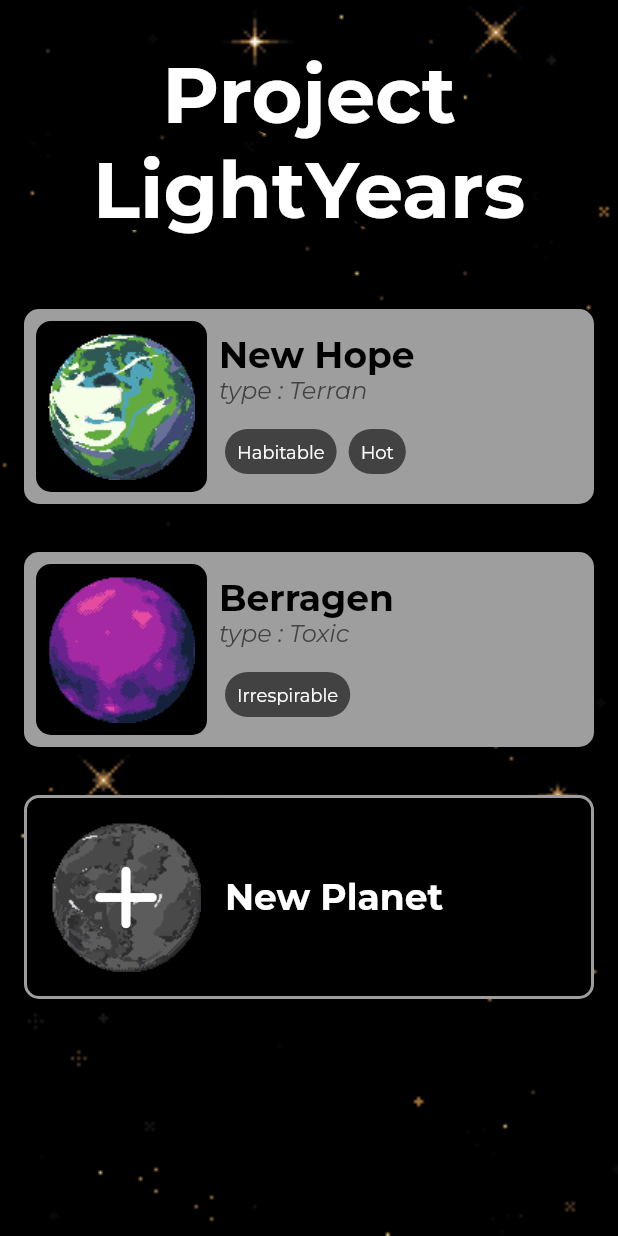
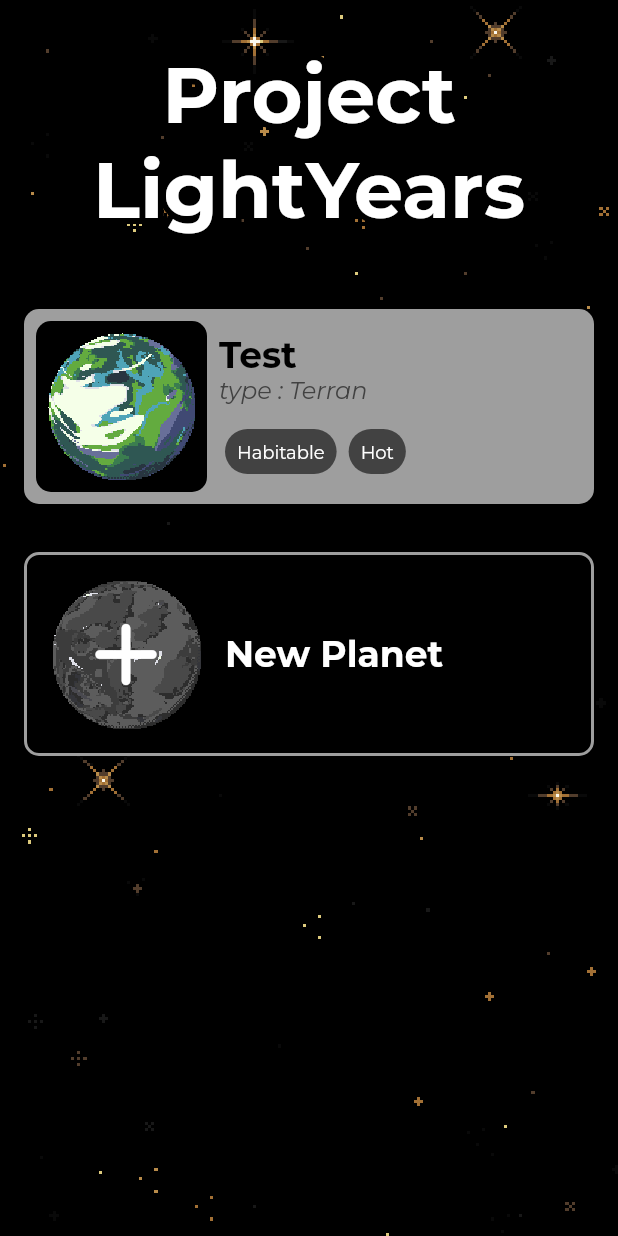
Before and after one commit to FBanitz/project_lightyears, a Flutter app: the screen it shows after launch, after a tap on "New Planet", on a phone screen of 412 x 824 dp. Run offline on Flutter 3.47's test engine with Material 2 defaults, Android fonts, the phone set to English and light mode, and no system bars; our stand-ins replace get, google_fonts, hive, hive_flutter; accounts and stored records are empty.

Commit message:
added Hive implementation
- modified planet, hazard and planet arcetype to generate ther hive addapters
- added a planet screen prototype
- modified planet list and planet item to work with hive
- changed scrollbar color to see it (was black on a black background)

```diff
--- a/lib/archetypes/planet/planet_archetype.dart
+++ b/lib/archetypes/planet/planet_archetype.dart
@@ -1,10 +1,26 @@
+import 'package:hive_flutter/hive_flutter.dart';
 import 'package:project_lightyears/archetypes/hazard/hazard.dart';
 import 'package:project_lightyears/models/hazard.dart';
+
+part 'planet_archetype.g.dart';
+
+@HiveType(typeId: 2)
+enum planetArchetypesEnum {
+  @HiveField(0)
+  terran,
+  @HiveField(1)
+  toxic,
+  @HiveField(2)
+  barren,
+  @HiveField(3)
+  water,
+  @HiveField(4)
+  undefined
+}
 
 class PlanetArchetype {
   PlanetArchetype({
     required this.title,
-    required this.type,
     this.descritption = "",
     required this.planetIcons,
     required this.hazards,
@@ -12,19 +28,15 @@ class PlanetArchetype {
   });
 
   final String title;
-  final planetArchetypesEnum type;
   final String descritption;
   final List<String> planetIcons;
   final List<Hazard> hazards;
   final List<Hazard> optionalHazards;
 }
 
-enum planetArchetypesEnum { terran, toxic, barren, water }
-
 class PlanetArchetypes {
   static final PlanetArchetype terran = PlanetArchetype(
     title: "Terran",
-    type: planetArchetypesEnum.terran,
     planetIcons: ["terran_001"],
     hazards: [Hazards.habitable],
     optionalHazards: [Hazards.hot],
@@ -32,7 +44,6 @@ class PlanetArchetypes {
 
   static final PlanetArchetype toxic = PlanetArchetype(
     title: "Toxic",
-    type: planetArchetypesEnum.toxic,
     planetIcons: ["toxic_001"],
     hazards: [Hazards.irrespirable],
     optionalHazards: [Hazards.hot],
@@ -40,7 +51,6 @@ class PlanetArchetypes {
 
   static final PlanetArchetype barren = PlanetArchetype(
     title: "Barren",
-    type: planetArchetypesEnum.barren,
     planetIcons: ["barren_001", "barren_002"],
     hazards: [Hazards.noAtmo],
     optionalHazards: [Hazards.hot, Hazards.extremeHeat],
@@ -48,9 +58,34 @@ class PlanetArchetypes {
 
   static final PlanetArchetype water = PlanetArchetype(
     title: "Water",
-    type: planetArchetypesEnum.water,
     planetIcons: ["watter_001"],
     hazards: [],
     optionalHazards: [Hazards.habitable, Hazards.hot],
   );
+
+  static final PlanetArchetype undefined = PlanetArchetype(
+    title: "? Undefined ?",
+    planetIcons: [],
+    hazards: [],
+    optionalHazards: [Hazards.habitable, Hazards.hot],
+  );
+
+  static PlanetArchetype getFromEnum(planetArchetypesEnum inputEnum) {
+    switch (inputEnum) {
+      case planetArchetypesEnum.terran:
+        return PlanetArchetypes.terran;
+
+      case planetArchetypesEnum.toxic:
+        return PlanetArchetypes.toxic;
+
+      case planetArchetypesEnum.barren:
+        return PlanetArchetypes.barren;
+
+      case planetArchetypesEnum.water:
+        return PlanetArchetypes.water;
+
+      case planetArchetypesEnum.undefined:
+        return PlanetArchetypes.undefined;
+    }
+  }
 }
--- a/lib/main.dart
+++ b/lib/main.dart
@@ -1,8 +1,19 @@
 import 'package:flutter/material.dart';
 import 'package:get/get.dart';
-import 'package:project_lightyears/screens/planet_list.dart';
+import 'package:project_lightyears/models/hazard.dart';
+import 'package:project_lightyears/models/planet.dart';
+import 'package:project_lightyears/screens/planet_list_screen.dart';
+import 'package:project_lightyears/screens/planet_screen.dart';
+import 'package:project_lightyears/archetypes/planet/planet_archetype.dart';
+import 'package:hive_flutter/hive_flutter.dart';
 
-void main() {
+void main() async {
+  Hive
+    ..initFlutter()
+    ..registerAdapter(PlanetAdapter())
+    ..registerAdapter(HazardAdapter())
+    ..registerAdapter(planetArchetypesEnumAdapter());
+  await Hive.openBox<Planet>("planets");
   runApp(const MyApp());
 }
 
@@ -13,10 +24,16 @@ class MyApp extends StatelessWidget {
   @override
   Widget build(BuildContext context) {
     return GetMaterialApp(
+      theme: ThemeData.light().copyWith(
+          scrollbarTheme: const ScrollbarThemeData().copyWith(
+        thumbColor:
+            MaterialStateProperty.all(Colors.grey[500]?.withOpacity(0.25)),
+      )),
       title: 'Project LightYears',
       initialRoute: "/",
       getPages: [
         GetPage(name: '/', page: () => const PlanetListScreen()),
+        GetPage(name: '/planet/:name', page: () => const PlanetScreen()),
       ],
     );
   }
--- a/lib/models/hazard.dart
+++ b/lib/models/hazard.dart
@@ -1,3 +1,8 @@
+import 'package:hive/hive.dart';
+
+part 'hazard.g.dart';
+
+@HiveType(typeId: 1)
 class Hazard {
   Hazard(
       {this.name = "",
@@ -6,9 +11,18 @@ class Hazard {
       this.hazardModifier = 1,
       this.accesModifier = 1});
 
+  @HiveField(0)
   final String name;
+
+  @HiveField(1)
   final String icon;
+
+  @HiveField(2)
   final String description;
+
+  @HiveField(3)
   final double hazardModifier;
+
+  @HiveField(4)
   final double accesModifier;
 }
--- a/lib/models/planet.dart
+++ b/lib/models/planet.dart
@@ -1,16 +1,34 @@
+import 'package:hive/hive.dart';
 import 'package:project_lightyears/archetypes/planet/planet_archetype.dart';
 import 'package:project_lightyears/models/hazard.dart';
 
+part 'planet.g.dart';
+
+@HiveType(typeId: 0)
 class Planet {
   Planet(
-      {this.name = "no name",
-      this.archetype,
+      {this.name = "No name",
+      this.urlName = "no_name",
+      this.archetype = planetArchetypesEnum.undefined,
       this.planetIcon = "terran_001",
       this.infrastructures = const [],
       this.hazards = const []});
+
+  @HiveField(0)
   final String name;
-  final PlanetArchetype? archetype;
+
+  @HiveField(1)
+  final String urlName;
+
+  @HiveField(2)
+  final planetArchetypesEnum archetype;
+
+  @HiveField(3)
   final String planetIcon;
+
+  @HiveField(4)
   final List infrastructures;
+
+  @HiveField(5)
   final List<Hazard> hazards;
 }
--- a/lib/screens/planet_list.dart
+++ /dev/null
@@ -1,81 +0,0 @@
-import 'package:flutter/material.dart';
-import 'package:get/get.dart';
-import 'package:project_lightyears/archetypes/hazard/hazard.dart';
-import 'package:project_lightyears/archetypes/planet/planet_archetype.dart';
-import 'package:project_lightyears/models/hazard.dart';
-import 'package:project_lightyears/models/planet.dart';
-import 'package:project_lightyears/utils/style.dart';
-import 'package:project_lightyears/widgets/new_planet_buton.dart';
-import 'package:project_lightyears/widgets/planet_item.dart';
-
-class PlanetListScreen extends StatefulWidget {
-  const PlanetListScreen({Key? key}) : super(key: key);
-
-  @override
-  _PlanetListScreenState createState() => _PlanetListScreenState();
-}
-
-class _PlanetListScreenState extends State<PlanetListScreen> {
-  List<Planet> planets = [
-    Planet(
-        name: "New Hope",
-        archetype: PlanetArchetypes.terran,
-        planetIcon: "terran_001",
-        hazards: [Hazards.habitable, Hazards.hot]),
-    Planet(
-        name: "Berragen",
-        archetype: PlanetArchetypes.toxic,
-        planetIcon: "toxic_001",
-        hazards: [Hazards.irrespirable])
-  ];
-
-  @override
-  Widget build(BuildContext context) {
-    return Scaffold(
-      backgroundColor: Style.black,
-      body: Container(
-        decoration: const BoxDecoration(
-          image: DecorationImage(
-              fit: BoxFit.cover,
-              image: AssetImage("assets/space_background.png")),
-        ),
-        child: SafeArea(
-          child: Column(
-            children: [
-              Padding(
-                padding: const EdgeInsets.all(32),
-                child: Stack(
-                  children: [
-                    Text(
-                      "Project\nLightYears",
-                      style: Style.title1,
-                      textAlign: TextAlign.center,
-                    ),
-                    Text(
-                      "Project\nLightYears",
-                      style: Style.title1Background,
-                      textAlign: TextAlign.center,
-                    ),
-                  ],
-                ),
-              ),
-              Expanded(
-                child: Scrollbar(
-                    interactive: true,
-                    child: ListView(
-                      children: <Widget>[] +
-                          planets
-                              .map((planet) => PlanetItem(
-                                    planet: planet,
-                                  ))
-                              .toList() +
-                          [const NewPlanetButon()],
-                    )),
-              ),
-            ],
-          ),
-        ),
-      ),
-    );
-  }
-}
--- /dev/null
+++ b/lib/screens/planet_list_screen.dart
@@ -0,0 +1,91 @@
+import 'package:flutter/foundation.dart';
+import 'package:flutter/material.dart';
+import 'package:project_lightyears/archetypes/hazard/hazard.dart';
+import 'package:project_lightyears/models/planet.dart';
+import 'package:project_lightyears/utils/style.dart';
+import 'package:project_lightyears/widgets/new_planet_buton.dart';
+import 'package:project_lightyears/archetypes/planet/planet_archetype.dart';
+import 'package:project_lightyears/widgets/planet_item.dart';
+import 'package:hive_flutter/hive_flutter.dart';
+
+class PlanetListScreen extends StatefulWidget {
+  const PlanetListScreen({Key? key}) : super(key: key);
+
+  @override
+  _PlanetListScreenState createState() => _PlanetListScreenState();
+}
+
+class _PlanetListScreenState extends State<PlanetListScreen> {
+  @override
+  Widget build(BuildContext context) {
+    return Scaffold(
+      backgroundColor: Style.black,
+      body: Container(
+        decoration: const BoxDecoration(
+          image: DecorationImage(
+              fit: BoxFit.cover,
+              filterQuality: FilterQuality.none,
+              image: AssetImage("assets/space_background.png")),
+        ),
+        child: SafeArea(
+          child: Column(
+            children: [
+              Padding(
+                padding: const EdgeInsets.all(32),
+                child: Stack(
+                  children: [
+                    Text(
+                      "Project\nLightYears",
+                      style: Style.title1Background,
+                      textAlign: TextAlign.center,
+                    ),
+                    Text(
+                      "Project\nLightYears",
+                      style: Style.title1,
+                      textAlign: TextAlign.center,
+                    ),
+                  ],
+                ),
+              ),
+              Expanded(
+                child: Scrollbar(
+                    interactive: kIsWeb,
+                    isAlwaysShown: kIsWeb,
+                    child: ValueListenableBuilder<Box<Planet>>(
+                        valueListenable:
+                            Hive.box<Planet>("planets").listenable(),
+                        builder: (context, planets, _) {
+                          return ListView(
+                            children: <Widget>[] +
+                                planets.values
+                                    .map((planet) => PlanetItem(
+                                          planet: planet,
+                                        ))
+                                    .toList() +
+                                [
+                                  NewPlanetButon(onTap: () {
+                                    setState(() {});
+                                    Hive.box<Planet>("planets").add(
+                                      Planet(
+                                          name: "Test",
+                                          urlName: "test",
+                                          archetype:
+                                              planetArchetypesEnum.terran,
+                                          planetIcon: "terran_001",
+                                          hazards: [
+                                            Hazards.habitable,
+                                            Hazards.hot
+                                          ]),
+                                    );
+                                  })
+                                ],
+                          );
+                        })),
+              ),
+            ],
+          ),
+        ),
+      ),
+    );
+  }
+}
--- /dev/null
+++ b/lib/screens/planet_screen.dart
@@ -0,0 +1,63 @@
+import 'package:flutter/material.dart';
+import 'package:get/get.dart';
+import 'package:hive/hive.dart';
+import 'package:project_lightyears/models/planet.dart';
+import 'package:project_lightyears/utils/style.dart';
+
+class PlanetScreen extends StatefulWidget {
+  const PlanetScreen({
+    Key? key,
+  }) : super(key: key);
+
+  @override
+  _PlanetScreenState createState() => _PlanetScreenState();
+}
+
+class _PlanetScreenState extends State<PlanetScreen> {
+  final Planet _planet = Hive.box<Planet>("planets")
+      .values
+      .firstWhere((planet) => planet.urlName == Get.parameters["name"]);
+
+  @override
+  Widget build(BuildContext context) {
+    return Scaffold(
+      body: Container(
+        padding: const EdgeInsets.symmetric(vertical: 16),
+        width: double.infinity,
+        decoration: const BoxDecoration(
+            color: Style.black,
+            image: DecorationImage(
+              fit: BoxFit.fitWidth,
+              alignment: FractionalOffset.topCenter,
+              image: AssetImage('assets/space_background.png'),
+              filterQuality: FilterQuality.none,
+            )),
+        child: Container(
+          decoration: BoxDecoration(
+              image: DecorationImage(
+            fit: BoxFit.fitHeight,
+            alignment: Alignment.centerRight,
+            filterQuality: FilterQuality.none,
+            image: AssetImage('assets/planets/${_planet.planetIcon}_half.gif'),
+          )),
+          child: Column(
+            children: [
+              Stack(
+                children: [
+                  Text(
+                    _planet.name,
+                    style: Style.title1Background,
+                  ),
+                  Text(
+                    _planet.name,
+                    style: Style.title1,
+                  ),
+                ],
+              ),
+            ],
+          ),
+        ),
+      ),
+    );
+  }
+}
--- a/lib/utils/style.dart
+++ b/lib/utils/style.dart
@@ -7,15 +7,15 @@ class Style {
   static const Color grey = Colors.grey;
   static final Color grey2 = Colors.grey[800] ?? grey;
 
-  static final TextStyle title1 = GoogleFonts.montserrat(
+  static final TextStyle title1Background = GoogleFonts.montserrat(
       fontSize: 52,
       foreground: Paint()
         ..style = PaintingStyle.stroke
-        ..strokeWidth = 16
+        ..strokeWidth = 8
         ..color = black,
       fontWeight: FontWeight.bold);
 
-  static final TextStyle title1Background = GoogleFonts.montserrat(
+  static final TextStyle title1 = GoogleFonts.montserrat(
       color: white, fontSize: 52, fontWeight: FontWeight.bold);
 
   static final TextStyle title2 = GoogleFonts.montserrat(
--- a/lib/widgets/new_planet_buton.dart
+++ b/lib/widgets/new_planet_buton.dart
@@ -1,16 +1,17 @@
 import 'package:flutter/material.dart';
-import 'package:get/get.dart';
 import 'package:project_lightyears/utils/style.dart';
 
 class NewPlanetButon extends StatelessWidget {
-  const NewPlanetButon({Key? key}) : super(key: key);
+  const NewPlanetButon({Key? key, this.onTap}) : super(key: key);
+
+  final Function? onTap;
 
   @override
   Widget build(BuildContext context) {
     return Padding(
       padding: const EdgeInsets.all(16),
       child: InkWell(
-        onTap: () => {},
+        onTap: () => onTap!(),
         child: Container(
           decoration: BoxDecoration(
               borderRadius: BorderRadius.circular(10),
@@ -26,6 +27,7 @@ class NewPlanetButon extends StatelessWidget {
                   children: [
                     Image.asset(
                       "assets/planets/no_icon.png",
+                      filterQuality: FilterQuality.none,
                     ),
                     const Icon(
                       Icons.add_rounded,
--- a/lib/widgets/planet_item.dart
+++ b/lib/widgets/planet_item.dart
@@ -1,5 +1,6 @@
 import 'package:flutter/material.dart';
 import 'package:get/get.dart';
+import 'package:project_lightyears/archetypes/planet/planet_archetype.dart';
 import 'package:project_lightyears/models/hazard.dart';
 import 'package:project_lightyears/models/planet.dart';
 import 'package:project_lightyears/utils/style.dart';
@@ -11,8 +12,13 @@ class PlanetItem extends StatelessWidget {
 
   @override
   Widget build(BuildContext context) {
+    PlanetArchetype archetype = PlanetArchetypes.getFromEnum(planet.archetype);
     return Padding(
       padding: const EdgeInsets.all(16),
+      child: InkWell(
+        onTap: () => Get.toNamed(
+          "/planet/${planet.urlName}",
+        ),
         child: Container(
           height: 130,
           decoration: BoxDecoration(
@@ -32,7 +38,7 @@ class PlanetItem extends StatelessWidget {
                   child: Image.asset(
                     "assets/planets/${planet.planetIcon}.gif",
                     fit: BoxFit.cover,
-                  isAntiAlias: true,
+                    filterQuality: FilterQuality.none,
                   ),
                 ),
               ),
@@ -46,7 +52,7 @@ class PlanetItem extends StatelessWidget {
                       style: Style.title2,
                     ),
                     Text(
-                    "type : ${planet.archetype?.title ?? "? undefined ?"}",
+                      "type : ${archetype.title}",
                       style: Style.subtitle1,
                     ),
                     const SizedBox(
@@ -90,6 +96,7 @@ class PlanetItem extends StatelessWidget {
             ]),
           ),
         ),
+      ),
     );
   }
 }
--- a/pubspec.yaml
+++ b/pubspec.yaml
@@ -36,10 +36,14 @@ dependencies:
   cupertino_icons: ^1.0.2
   google_fonts: ^2.1.1
   get: ^4.6.1
+  hive: ^2.0.5
+  hive_flutter: ^1.1.0
 
 dev_dependencies:
   flutter_test:
     sdk: flutter
+  hive_generator: ^1.1.1
+  build_runner: ^2.1.7
 
   # The "flutter_lints" package below contains a set of recommended lints to
   # encourage good coding practices. The lint set provided by the package is
```
Also changed, not shown: assets/planets/terran_001_half.gif (added), lib/archetypes/planet/planet_archetype.g.dart (added), lib/models/hazard.g.dart (added), lib/models/planet.g.dart (added), pubspec.lock. Lines whose indentation alone changed are shown as unchanged.
